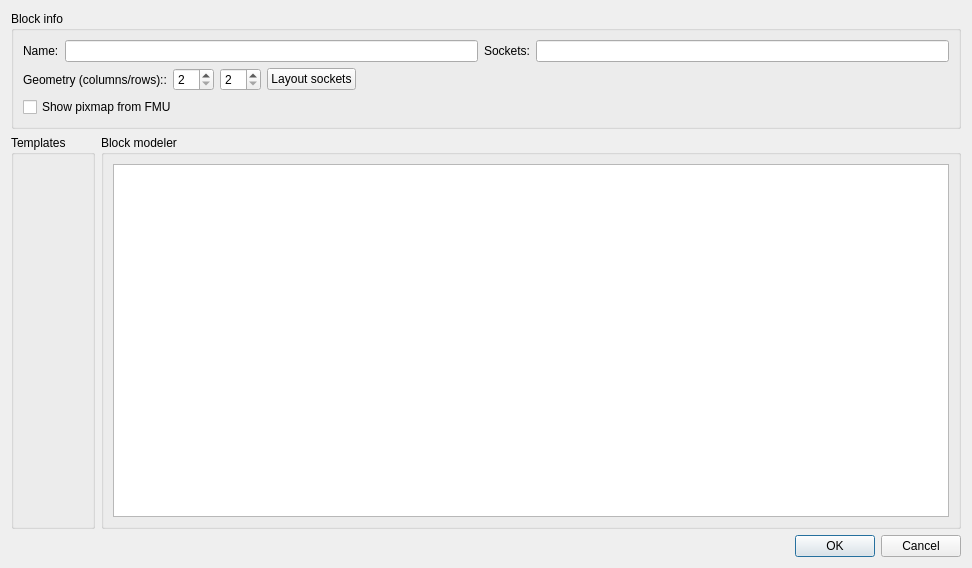
ghorwin/MasterSim, file MasterSimulatorUI/src/MSIMBlockEditorDialog.ui: the form before one commit.
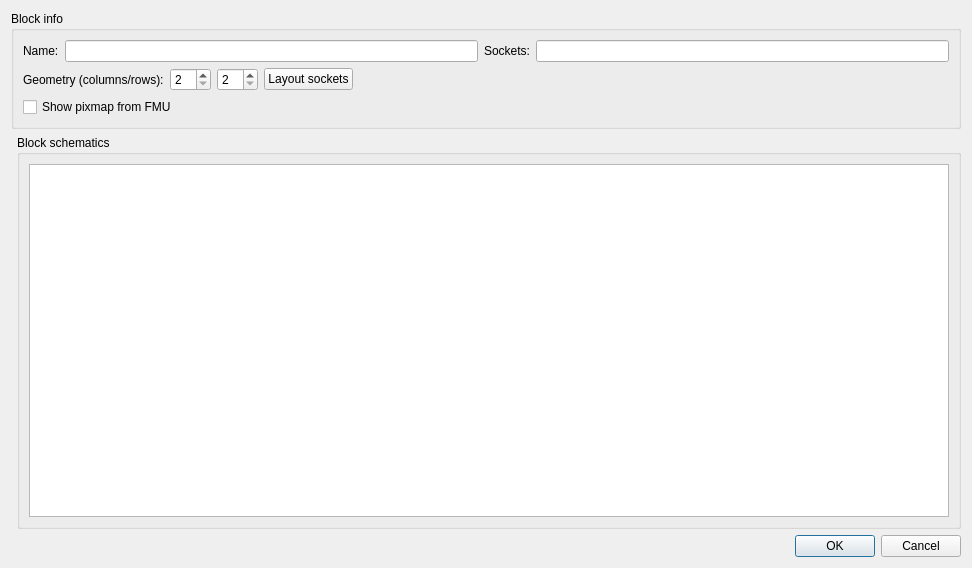
The form after the commit. Custom widgets are drawn as their Qt base class.

Commit message: Added feature to merge multiple connectors (same direction) between blocks into one

Patch:
```diff
--- a/MasterSimulatorUI/src/MSIMBlockEditorDialog.ui
+++ b/MasterSimulatorUI/src/MSIMBlockEditorDialog.ui
@@ -17,7 +17,7 @@
    <item row="1" column="1">
     <widget class="QGroupBox" name="groupBox_3">
      <property name="title">
-      <string>Block modeler</string>
+      <string>Block schematics</string>
      </property>
      <layout class="QVBoxLayout" name="verticalLayoutGraphicsView">
       <item>
@@ -26,13 +26,6 @@
      </layout>
     </widget>
    </item>
-   <item row="1" column="0">
-    <widget class="QGroupBox" name="groupBox_2">
-     <property name="title">
-      <string>Templates</string>
-     </property>
-    </widget>
-   </item>
    <item row="2" column="0" colspan="2">
     <widget class="QDialogButtonBox" name="buttonBox">
      <property name="standardButtons">
@@ -75,7 +68,7 @@
         <item>
          <widget class="QLabel" name="label_3">
           <property name="text">
-           <string>Geometry (columns/rows)::</string>
+           <string>Geometry (columns/rows):</string>
           </property>
          </widget>
         </item>
```
Left out of the diff: 5 changed lines with no effect on the pictures. The commit also changes 8 other files.
